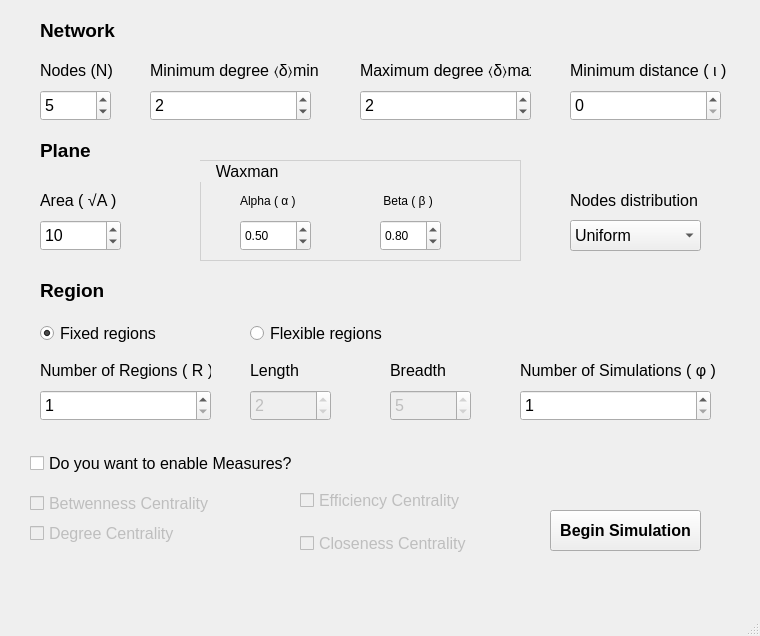
Old version of the form mainwindow.ui in the repository Trindad/network-topologies-generator-frontend.
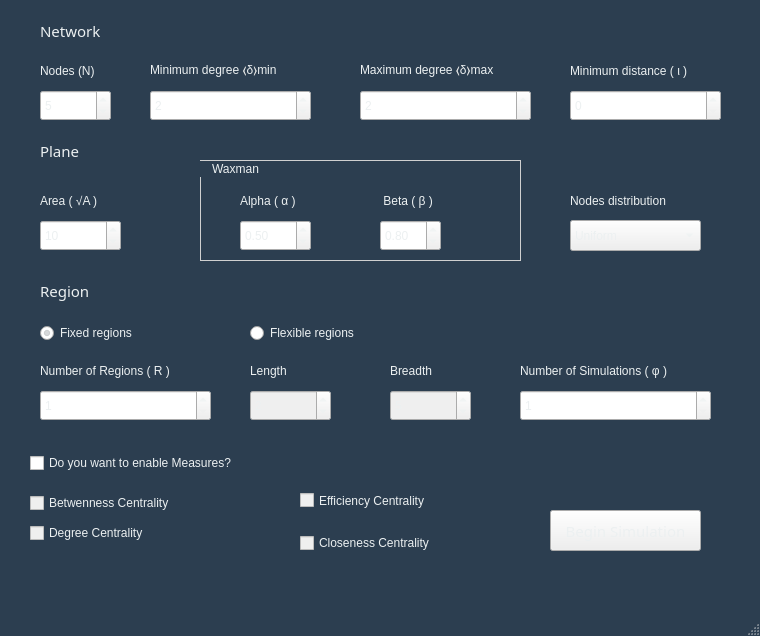
New version of the form.

Commit message: estilizando interface

```diff
--- a/mainwindow.ui
+++ b/mainwindow.ui
@@ -10,14 +10,167 @@
     <height>636</height>
    </rect>
   </property>
+  <property name="palette">
+   <palette>
+    <active>
+     <colorrole role="WindowText">
+      <brush brushstyle="SolidPattern">
+       <color alpha="255">
+        <red>236</red>
+        <green>240</green>
+        <blue>241</blue>
+       </color>
+      </brush>
+     </colorrole>
+     <colorrole role="Text">
+      <brush brushstyle="SolidPattern">
+       <color alpha="255">
+        <red>236</red>
+        <green>240</green>
+        <blue>241</blue>
+       </color>
+      </brush>
+     </colorrole>
+     <colorrole role="ButtonText">
+      <brush brushstyle="SolidPattern">
+       <color alpha="255">
+        <red>236</red>
+        <green>240</green>
+        <blue>241</blue>
+       </color>
+      </brush>
+     </colorrole>
+     <colorrole role="Base">
+      <brush brushstyle="SolidPattern">
+       <color alpha="255">
+        <red>255</red>
+        <green>255</green>
+        <blue>255</blue>
+       </color>
+      </brush>
+     </colorrole>
+     <colorrole role="Window">
+      <brush brushstyle="SolidPattern">
+       <color alpha="255">
+        <red>44</red>
+        <green>62</green>
+        <blue>80</blue>
+       </color>
+      </brush>
+     </colorrole>
+    </active>
+    <inactive>
+     <colorrole role="WindowText">
+      <brush brushstyle="SolidPattern">
+       <color alpha="255">
+        <red>236</red>
+        <green>240</green>
+        <blue>241</blue>
+       </color>
+      </brush>
+     </colorrole>
+     <colorrole role="Text">
+      <brush brushstyle="SolidPattern">
+       <color alpha="255">
+        <red>236</red>
+        <green>240</green>
+        <blue>241</blue>
+       </color>
+      </brush>
+     </colorrole>
+     <colorrole role="ButtonText">
+      <brush brushstyle="SolidPattern">
+       <color alpha="255">
+        <red>236</red>
+        <green>240</green>
+        <blue>241</blue>
+       </color>
+      </brush>
+     </colorrole>
+     <colorrole role="Base">
+      <brush brushstyle="SolidPattern">
+       <color alpha="255">
+        <red>255</red>
+        <green>255</green>
+        <blue>255</blue>
+       </color>
+      </brush>
+     </colorrole>
+     <colorrole role="Window">
+      <brush brushstyle="SolidPattern">
+       <color alpha="255">
+        <red>44</red>
+        <green>62</green>
+        <blue>80</blue>
+       </color>
+      </brush>
+     </colorrole>
+    </inactive>
+    <disabled>
+     <colorrole role="WindowText">
+      <brush brushstyle="SolidPattern">
+       <color alpha="255">
+        <red>236</red>
+        <green>240</green>
+        <blue>241</blue>
+       </color>
+      </brush>
+     </colorrole>
+     <colorrole role="Text">
+      <brush brushstyle="SolidPattern">
+       <color alpha="255">
+        <red>236</red>
+        <green>240</green>
+        <blue>241</blue>
+       </color>
+      </brush>
+     </colorrole>
+     <colorrole role="ButtonText">
+      <brush brushstyle="SolidPattern">
+       <color alpha="255">
+        <red>236</red>
+        <green>240</green>
+        <blue>241</blue>
+       </color>
+      </brush>
+     </colorrole>
+     <colorrole role="Base">
+      <brush brushstyle="SolidPattern">
+       <color alpha="255">
+        <red>44</red>
+        <green>62</green>
+        <blue>80</blue>
+       </color>
+      </brush>
+     </colorrole>
+     <colorrole role="Window">
+      <brush brushstyle="SolidPattern">
+       <color alpha="255">
+        <red>44</red>
+        <green>62</green>
+        <blue>80</blue>
+       </color>
+      </brush>
+     </colorrole>
+    </disabled>
+   </palette>
+  </property>
   <property name="font">
    <font>
-    <pointsize>12</pointsize>
+    <family>Droid Sans</family>
+    <pointsize>11</pointsize>
+    <weight>50</weight>
+    <italic>false</italic>
+    <bold>false</bold>
    </font>
   </property>
   <property name="windowTitle">
    <string>Network Topologies Generator</string>
   </property>
+  <property name="styleSheet">
+   <string notr="true">font: 11pt &quot;Droid Sans&quot;;
+color:rgb(236, 240, 241)</string>
+  </property>
   <widget class="QWidget" name="centralWidget">
    <widget class="QPushButton" name="pushButton">
     <property name="geometry">
@@ -30,8 +183,11 @@
     </property>
     <property name="font">
      <font>
-      <weight>75</weight>
-      <bold>true</bold>
+      <family>Droid Sans</family>
+      <pointsize>11</pointsize>
+      <weight>50</weight>
+      <italic>false</italic>
+      <bold>false</bold>
      </font>
     </property>
     <property name="text">
@@ -209,6 +365,11 @@
       <height>26</height>
      </rect>
     </property>
+    <property name="styleSheet">
+     <string notr="true">QRadioButton {
+  color:rgb(236, 240, 241)
+}</string>
+    </property>
     <property name="text">
      <string>Flexible regions</string>
     </property>
@@ -242,6 +403,100 @@
       <height>26</height>
      </rect>
     </property>
+    <property name="palette">
+     <palette>
+      <active>
+       <colorrole role="WindowText">
+        <brush brushstyle="SolidPattern">
+         <color alpha="255">
+          <red>236</red>
+          <green>240</green>
+          <blue>241</blue>
+         </color>
+        </brush>
+       </colorrole>
+       <colorrole role="Text">
+        <brush brushstyle="SolidPattern">
+         <color alpha="255">
+          <red>236</red>
+          <green>240</green>
+          <blue>241</blue>
+         </color>
+        </brush>
+       </colorrole>
+       <colorrole role="ButtonText">
+        <brush brushstyle="SolidPattern">
+         <color alpha="255">
+          <red>236</red>
+          <green>240</green>
+          <blue>241</blue>
+         </color>
+        </brush>
+       </colorrole>
+      </active>
+      <inactive>
+       <colorrole role="WindowText">
+        <brush brushstyle="SolidPattern">
+         <color alpha="255">
+          <red>236</red>
+          <green>240</green>
+          <blue>241</blue>
+         </color>
+        </brush>
+       </colorrole>
+       <colorrole role="Text">
+        <brush brushstyle="SolidPattern">
+         <color alpha="255">
+          <red>236</red>
+          <green>240</green>
+          <blue>241</blue>
+         </color>
+        </brush>
+       </colorrole>
+       <colorrole role="ButtonText">
+        <brush brushstyle="SolidPattern">
+         <color alpha="255">
+          <red>236</red>
+          <green>240</green>
+          <blue>241</blue>
+         </color>
+        </brush>
+       </colorrole>
+      </inactive>
+      <disabled>
+       <colorrole role="WindowText">
+        <brush brushstyle="SolidPattern">
+         <color alpha="255">
+          <red>236</red>
+          <green>240</green>
+          <blue>241</blue>
+         </color>
+        </brush>
+       </colorrole>
+       <colorrole role="Text">
+        <brush brushstyle="SolidPattern">
+         <color alpha="255">
+          <red>236</red>
+          <green>240</green>
+          <blue>241</blue>
+         </color>
+        </brush>
+       </colorrole>
+       <colorrole role="ButtonText">
+        <brush brushstyle="SolidPattern">
+         <color alpha="255">
+          <red>236</red>
+          <green>240</green>
+          <blue>241</blue>
+         </color>
+        </brush>
+       </colorrole>
+      </disabled>
+     </palette>
+    </property>
+    <property name="styleSheet">
+     <string notr="true">color:rgb(236, 240, 241)</string>
+    </property>
     <property name="text">
      <string>Do you want to enable Measures?</string>
     </property>
@@ -290,6 +545,124 @@
       <height>21</height>
      </rect>
     </property>
+    <property name="palette">
+     <palette>
+      <active>
+       <colorrole role="WindowText">
+        <brush brushstyle="SolidPattern">
+         <color alpha="255">
+          <red>236</red>
+          <green>240</green>
+          <blue>241</blue>
+         </color>
+        </brush>
+       </colorrole>
+       <colorrole role="Text">
+        <brush brushstyle="SolidPattern">
+         <color alpha="255">
+          <red>236</red>
+          <green>240</green>
+          <blue>241</blue>
+         </color>
+        </brush>
+       </colorrole>
+       <colorrole role="ButtonText">
+        <brush brushstyle="SolidPattern">
+         <color alpha="255">
+          <red>236</red>
+          <green>240</green>
+          <blue>241</blue>
+         </color>
+        </brush>
+       </colorrole>
+       <colorrole role="ToolTipText">
+        <brush brushstyle="SolidPattern">
+         <color alpha="255">
+          <red>236</red>
+          <green>240</green>
+          <blue>241</blue>
+         </color>
+        </brush>
+       </colorrole>
+      </active>
+      <inactive>
+       <colorrole role="WindowText">
+        <brush brushstyle="SolidPattern">
+         <color alpha="255">
+          <red>236</red>
+          <green>240</green>
+          <blue>241</blue>
+         </color>
+        </brush>
+       </colorrole>
+       <colorrole role="Text">
+        <brush brushstyle="SolidPattern">
+         <color alpha="255">
+          <red>236</red>
+          <green>240</green>
+          <blue>241</blue>
+         </color>
+        </brush>
+       </colorrole>
+       <colorrole role="ButtonText">
+        <brush brushstyle="SolidPattern">
+         <color alpha="255">
+          <red>236</red>
+          <green>240</green>
+          <blue>241</blue>
+         </color>
+        </brush>
+       </colorrole>
+       <colorrole role="ToolTipText">
+        <brush brushstyle="SolidPattern">
+         <color alpha="255">
+          <red>236</red>
+          <green>240</green>
+          <blue>241</blue>
+         </color>
+        </brush>
+       </colorrole>
+      </inactive>
+      <disabled>
+       <colorrole role="WindowText">
+        <brush brushstyle="SolidPattern">
+         <color alpha="255">
+          <red>236</red>
+          <green>240</green>
+          <blue>241</blue>
+         </color>
+        </brush>
+       </colorrole>
+       <colorrole role="Text">
+        <brush brushstyle="SolidPattern">
+         <color alpha="255">
+          <red>236</red>
+          <green>240</green>
+          <blue>241</blue>
+         </color>
+        </brush>
+       </colorrole>
+       <colorrole role="ButtonText">
+        <brush brushstyle="SolidPattern">
+         <color alpha="255">
+          <red>236</red>
+          <green>240</green>
+          <blue>241</blue>
+         </color>
+        </brush>
+       </colorrole>
+       <colorrole role="ToolTipText">
+        <brush brushstyle="SolidPattern">
+         <color alpha="255">
+          <red>236</red>
+          <green>240</green>
+          <blue>241</blue>
+         </color>
+        </brush>
+       </colorrole>
+      </disabled>
+     </palette>
+    </property>
     <property name="text">
      <string>Efficiency Centrality</string>
     </property>
@@ -467,9 +840,11 @@
     </property>
     <property name="font">
      <font>
-      <pointsize>14</pointsize>
-      <weight>75</weight>
-      <bold>true</bold>
+      <family>Droid Sans</family>
+      <pointsize>11</pointsize>
+      <weight>50</weight>
+      <italic>false</italic>
+      <bold>false</bold>
      </font>
     </property>
     <property name="text">
@@ -487,9 +862,11 @@
     </property>
     <property name="font">
      <font>
-      <pointsize>14</pointsize>
-      <weight>75</weight>
-      <bold>true</bold>
+      <family>Droid Sans</family>
+      <pointsize>11</pointsize>
+      <weight>50</weight>
+      <italic>false</italic>
+      <bold>false</bold>
      </font>
     </property>
     <property name="text">
@@ -508,7 +885,7 @@
     <property name="styleSheet">
      <string notr="true">QGroupBox {
 	border:1px solid #d0d0d0;
-
+	color:rgb(236, 240, 241)
 }</string>
     </property>
     <property name="title">
@@ -523,6 +900,9 @@
        <height>21</height>
       </rect>
      </property>
+     <property name="styleSheet">
+      <string notr="true">color:rgb(236, 240, 241)</string>
+     </property>
      <property name="text">
       <string>Alpha ( α )</string>
      </property>
@@ -558,6 +938,9 @@
        <height>21</height>
       </rect>
      </property>
+     <property name="styleSheet">
+      <string notr="true">color:rgb(236, 240, 241)</string>
+     </property>
      <property name="text">
       <string> Beta ( β )</string>
      </property>
@@ -596,9 +979,11 @@
     </property>
     <property name="font">
      <font>
-      <pointsize>14</pointsize>
-      <weight>75</weight>
-      <bold>true</bold>
+      <family>Droid Sans</family>
+      <pointsize>11</pointsize>
+      <weight>50</weight>
+      <italic>false</italic>
+      <bold>false</bold>
      </font>
     </property>
     <property name="text">
@@ -616,7 +1001,11 @@
     </property>
     <property name="font">
      <font>
-      <pointsize>12</pointsize>
+      <family>Droid Sans</family>
+      <pointsize>11</pointsize>
+      <weight>50</weight>
+      <italic>false</italic>
+      <bold>false</bold>
      </font>
     </property>
     <property name="text">
@@ -667,18 +1056,27 @@
       <colorrole role="WindowText">
        <brush brushstyle="SolidPattern">
         <color alpha="255">
-         <red>255</red>
-         <green>0</green>
-         <blue>0</blue>
+         <red>236</red>
+         <green>240</green>
+         <blue>241</blue>
         </color>
        </brush>
       </colorrole>
       <colorrole role="Text">
        <brush brushstyle="SolidPattern">
         <color alpha="255">
-         <red>255</red>
-         <green>0</green>
-         <blue>0</blue>
+         <red>236</red>
+         <green>240</green>
+         <blue>241</blue>
+        </color>
+       </brush>
+      </colorrole>
+      <colorrole role="ButtonText">
+       <brush brushstyle="SolidPattern">
+        <color alpha="255">
+         <red>236</red>
+         <green>240</green>
+         <blue>241</blue>
         </color>
        </brush>
       </colorrole>
@@ -687,18 +1085,27 @@
       <colorrole role="WindowText">
        <brush brushstyle="SolidPattern">
         <color alpha="255">
-         <red>255</red>
-         <green>0</green>
-         <blue>0</blue>
+         <red>236</red>
+         <green>240</green>
+         <blue>241</blue>
         </color>
        </brush>
       </colorrole>
       <colorrole role="Text">
        <brush brushstyle="SolidPattern">
         <color alpha="255">
-         <red>255</red>
-         <green>0</green>
-         <blue>0</blue>
+         <red>236</red>
+         <green>240</green>
+         <blue>241</blue>
+        </color>
+       </brush>
+      </colorrole>
+      <colorrole role="ButtonText">
+       <brush brushstyle="SolidPattern">
+        <color alpha="255">
+         <red>236</red>
+         <green>240</green>
+         <blue>241</blue>
         </color>
        </brush>
       </colorrole>
@@ -707,18 +1114,27 @@
       <colorrole role="WindowText">
        <brush brushstyle="SolidPattern">
         <color alpha="255">
-         <red>118</red>
-         <green>118</green>
-         <blue>117</blue>
+         <red>236</red>
+         <green>240</green>
+         <blue>241</blue>
         </color>
        </brush>
       </colorrole>
       <colorrole role="Text">
        <brush brushstyle="SolidPattern">
         <color alpha="255">
-         <red>118</red>
-         <green>118</green>
-         <blue>117</blue>
+         <red>236</red>
+         <green>240</green>
+         <blue>241</blue>
+        </color>
+       </brush>
+      </colorrole>
+      <colorrole role="ButtonText">
+       <brush brushstyle="SolidPattern">
+        <color alpha="255">
+         <red>236</red>
+         <green>240</green>
+         <blue>241</blue>
         </color>
        </brush>
       </colorrole>
@@ -727,8 +1143,11 @@
    </property>
    <property name="font">
     <font>
-     <family>DejaVu Sans</family>
-     <pointsize>12</pointsize>
+     <family>Droid Sans</family>
+     <pointsize>11</pointsize>
+     <weight>50</weight>
+     <italic>false</italic>
+     <bold>false</bold>
     </font>
    </property>
   </widget>
```
The commit also changes 1 other file.
